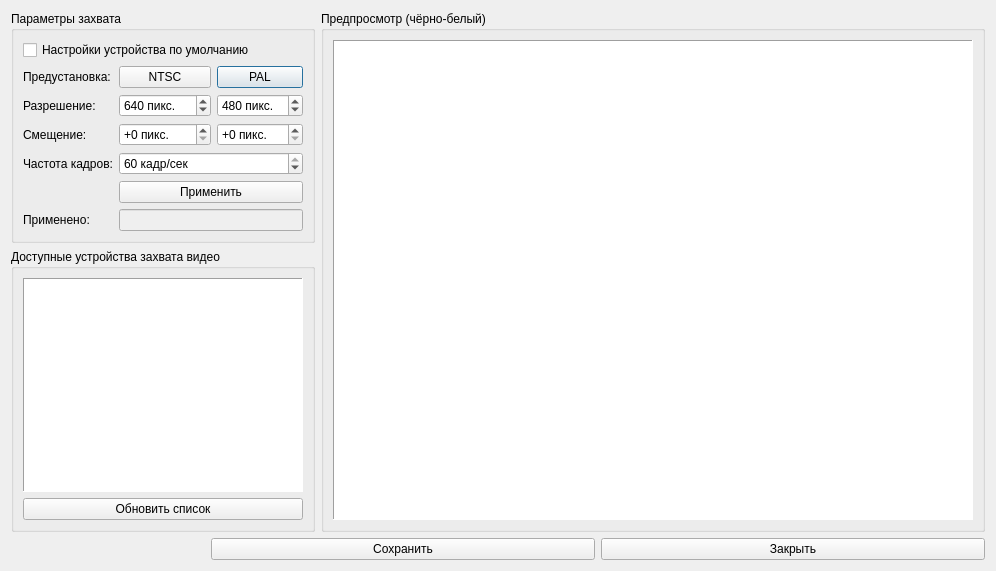
The window that capt_sel.ui (Fagear/SDVPCMdecoder) describes before a commit, drawn with Qt 5.
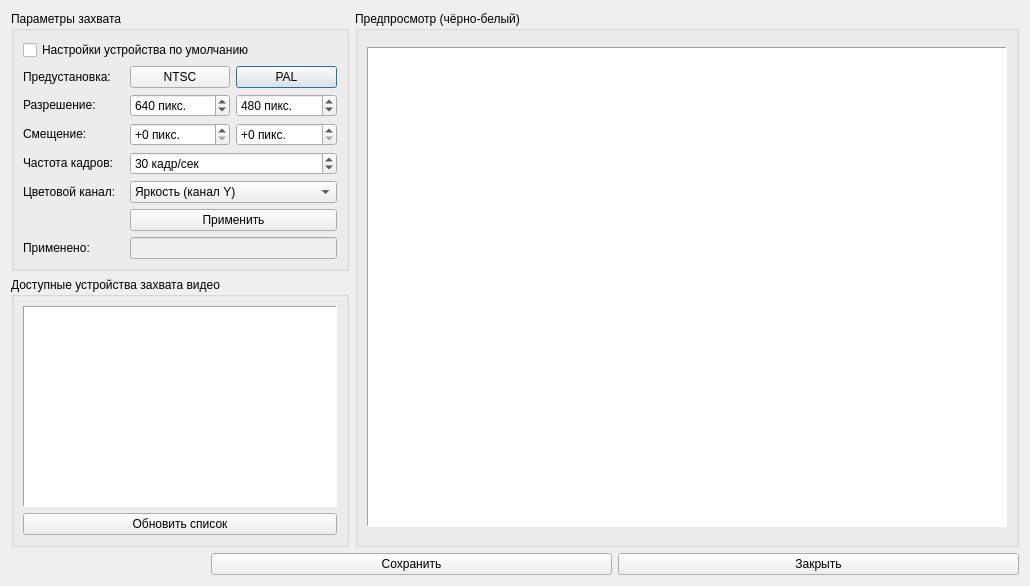
The same window after the commit.

```diff
--- a/capt_sel.ui
+++ b/capt_sel.ui
@@ -6,8 +6,8 @@
    <rect>
     <x>0</x>
     <y>0</y>
-    <width>974</width>
-    <height>564</height>
+    <width>1030</width>
+    <height>586</height>
    </rect>
   </property>
   <property name="windowTitle">
@@ -30,8 +30,27 @@
           <string>Параметры захвата</string>
          </property>
          <layout class="QGridLayout" name="gridLayout">
+          <item row="2" column="0">
+           <widget class="QLabel" name="lblResolution">
+            <property name="sizePolicy">
+             <sizepolicy hsizetype="Minimum" vsizetype="Maximum">
+              <horstretch>0</horstretch>
+              <verstretch>0</verstretch>
+             </sizepolicy>
+            </property>
+            <property name="text">
+             <string>Разрешение:</string>
+            </property>
+           </widget>
+          </item>
           <item row="3" column="1">
            <widget class="QSpinBox" name="spbXOffset">
+            <property name="sizePolicy">
+             <sizepolicy hsizetype="Minimum" vsizetype="Minimum">
+              <horstretch>0</horstretch>
+              <verstretch>0</verstretch>
+             </sizepolicy>
+            </property>
             <property name="suffix">
              <string> пикс.</string>
             </property>
@@ -45,6 +64,12 @@
           </item>
           <item row="2" column="1">
            <widget class="QSpinBox" name="spbSetWidth">
+            <property name="sizePolicy">
+             <sizepolicy hsizetype="Minimum" vsizetype="Minimum">
+              <horstretch>0</horstretch>
+              <verstretch>0</verstretch>
+             </sizepolicy>
+            </property>
             <property name="suffix">
              <string> пикс.</string>
             </property>
@@ -61,6 +86,12 @@
           </item>
           <item row="4" column="1" colspan="2">
            <widget class="QSpinBox" name="spbSetFPS">
+            <property name="sizePolicy">
+             <sizepolicy hsizetype="Minimum" vsizetype="Minimum">
+              <horstretch>0</horstretch>
+              <verstretch>0</verstretch>
+             </sizepolicy>
+            </property>
             <property name="suffix">
              <string> кадр/сек</string>
             </property>
@@ -71,7 +102,7 @@
              <number>60</number>
             </property>
             <property name="value">
-             <number>60</number>
+             <number>30</number>
             </property>
            </widget>
           </item>
@@ -88,8 +119,14 @@
             </property>
            </widget>
           </item>
-          <item row="6" column="0">
+          <item row="7" column="0">
            <widget class="QLabel" name="lblUsing">
+            <property name="sizePolicy">
+             <sizepolicy hsizetype="Minimum" vsizetype="Maximum">
+              <horstretch>0</horstretch>
+              <verstretch>0</verstretch>
+             </sizepolicy>
+            </property>
             <property name="text">
              <string>Применено:</string>
             </property>
@@ -97,16 +134,28 @@
           </item>
           <item row="1" column="0">
            <widget class="QLabel" name="lblPreset">
+            <property name="sizePolicy">
+             <sizepolicy hsizetype="Minimum" vsizetype="Maximum">
+              <horstretch>0</horstretch>
+              <verstretch>0</verstretch>
+             </sizepolicy>
+            </property>
             <property name="text">
              <string>Предустановка:</string>
             </property>
            </widget>
           </item>
-          <item row="6" column="1" colspan="2">
+          <item row="7" column="1" colspan="2">
            <widget class="QLineEdit" name="edtApplied">
             <property name="enabled">
              <bool>false</bool>
             </property>
+            <property name="sizePolicy">
+             <sizepolicy hsizetype="Expanding" vsizetype="Minimum">
+              <horstretch>0</horstretch>
+              <verstretch>0</verstretch>
+             </sizepolicy>
+            </property>
             <property name="mouseTracking">
              <bool>false</bool>
             </property>
@@ -120,6 +169,12 @@
           </item>
           <item row="4" column="0">
            <widget class="QLabel" name="lblFramerate">
+            <property name="sizePolicy">
+             <sizepolicy hsizetype="Minimum" vsizetype="Maximum">
+              <horstretch>0</horstretch>
+              <verstretch>0</verstretch>
+             </sizepolicy>
+            </property>
             <property name="text">
              <string>Частота кадров:</string>
             </property>
@@ -127,6 +182,12 @@
           </item>
           <item row="3" column="0">
            <widget class="QLabel" name="lblOffset">
+            <property name="sizePolicy">
+             <sizepolicy hsizetype="Minimum" vsizetype="Maximum">
+              <horstretch>0</horstretch>
+              <verstretch>0</verstretch>
+             </sizepolicy>
+            </property>
             <property name="text">
              <string>Смещение:</string>
             </property>
@@ -147,6 +208,12 @@
           </item>
           <item row="2" column="2">
            <widget class="QSpinBox" name="spbSetHeight">
+            <property name="sizePolicy">
+             <sizepolicy hsizetype="Minimum" vsizetype="Minimum">
+              <horstretch>0</horstretch>
+              <verstretch>0</verstretch>
+             </sizepolicy>
+            </property>
             <property name="suffix">
              <string> пикс.</string>
             </property>
@@ -161,15 +228,14 @@
             </property>
            </widget>
           </item>
-          <item row="2" column="0">
-           <widget class="QLabel" name="lblResolution">
-            <property name="text">
-             <string>Разрешение:</string>
-            </property>
-           </widget>
-          </item>
           <item row="3" column="2">
            <widget class="QSpinBox" name="spbYOffset">
+            <property name="sizePolicy">
+             <sizepolicy hsizetype="Minimum" vsizetype="Minimum">
+              <horstretch>0</horstretch>
+              <verstretch>0</verstretch>
+             </sizepolicy>
+            </property>
             <property name="suffix">
              <string> пикс.</string>
             </property>
@@ -181,7 +247,7 @@
             </property>
            </widget>
           </item>
-          <item row="5" column="1" colspan="2">
+          <item row="6" column="1" colspan="2">
            <widget class="QPushButton" name="btnApply">
             <property name="sizePolicy">
              <sizepolicy hsizetype="Minimum" vsizetype="Preferred">
@@ -207,6 +273,49 @@
             </property>
            </widget>
           </item>
+          <item row="5" column="1" colspan="2">
+           <widget class="QComboBox" name="lbxColorCh">
+            <property name="sizePolicy">
+             <sizepolicy hsizetype="Minimum" vsizetype="Minimum">
+              <horstretch>0</horstretch>
+              <verstretch>0</verstretch>
+             </sizepolicy>
+            </property>
+            <item>
+             <property name="text">
+              <string>Яркость (канал Y)</string>
+             </property>
+            </item>
+            <item>
+             <property name="text">
+              <string>Красный (канал R)</string>
+             </property>
+            </item>
+            <item>
+             <property name="text">
+              <string>Зелёный (канал G)</string>
+             </property>
+            </item>
+            <item>
+             <property name="text">
+              <string>Синий (канал B)</string>
+             </property>
+            </item>
+           </widget>
+          </item>
+          <item row="5" column="0">
+           <widget class="QLabel" name="lblColorCh">
+            <property name="sizePolicy">
+             <sizepolicy hsizetype="Minimum" vsizetype="Maximum">
+              <horstretch>0</horstretch>
+              <verstretch>0</verstretch>
+             </sizepolicy>
+            </property>
+            <property name="text">
+             <string>Цветовой канал:</string>
+            </property>
+           </widget>
+          </item>
          </layout>
         </widget>
        </item>
```
